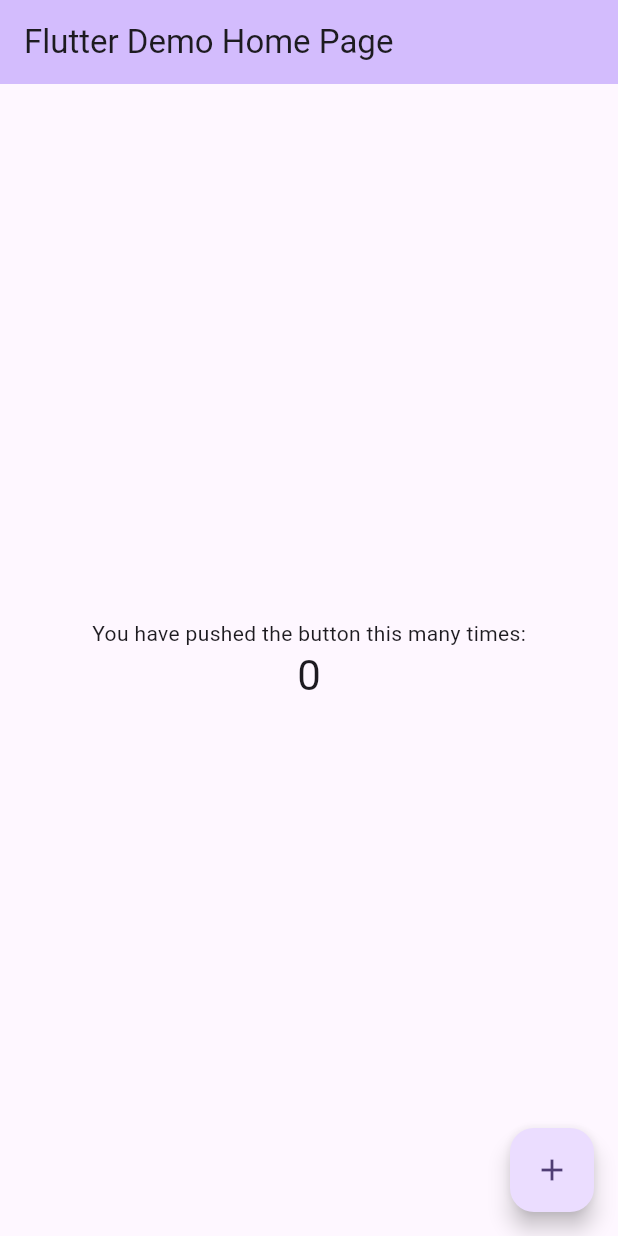
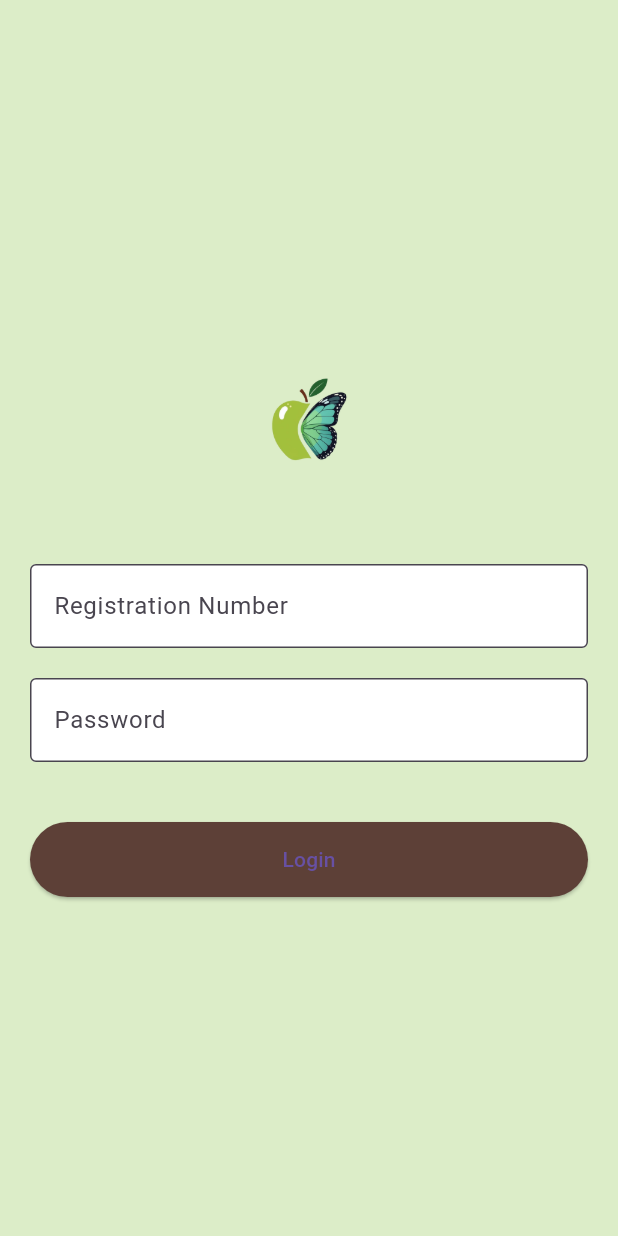
Before and after one commit to IqraAbdi1/IUIU-VitaliQ, a Flutter app: the screen it shows after launch, on a phone screen of 412 x 824 dp. Run offline on Flutter 3.47's test engine with Material 3 defaults, Android fonts, the light colour scheme and no system bars.

Commit message:
Initial folder structure and basic login screen

```diff
--- /dev/null
+++ b/frontend/lib/features/login/login_controller.dart
@@ -0,0 +1,30 @@
+import 'package:flutter/material.dart';
+
+class LoginController extends ChangeNotifier {
+  String registrationNumber = '';
+  String password = '';
+  String errorMessage = '';
+
+  void login() {
+    if (registrationNumber.isEmpty || password.isEmpty) {
+      errorMessage = "Please fill in all fields";
+    } else if (registrationNumber != "12345" || password != "password") {
+      errorMessage = "Invalid credentials";
+    } else {
+      errorMessage = "Login successful!";
+    }
+    notifyListeners(); // tells the UI to update
+  }
+
+  void updateRegistration(String value) {
+    registrationNumber = value;
+    errorMessage = '';
+    notifyListeners();
+  }
+
+  void updatePassword(String value) {
+    password = value;
+    errorMessage = '';
+    notifyListeners();
+  }
+}
--- /dev/null
+++ b/frontend/lib/features/login/login_page.dart
@@ -0,0 +1,81 @@
+import 'package:flutter/material.dart';
+import 'package:provider/provider.dart';
+import '../../features/login/login_controller.dart'; // adjust path if needed
+
+class LoginPage extends StatelessWidget {
+  const LoginPage({super.key});
+
+  @override
+  Widget build(BuildContext context) {
+    return ChangeNotifierProvider(
+      create: (_) => LoginController(),
+      child: Scaffold(
+        backgroundColor: Colors.lightGreen[100], // Full screen green
+        body: Center(
+          child: SingleChildScrollView(
+            child: Padding(
+              padding: const EdgeInsets.all(20.0),
+              child: Consumer<LoginController>(
+                builder: (context, controller, _) => Column(
+                  mainAxisSize: MainAxisSize.min,
+                  children: [
+                    // Logo on top
+                    Image.asset(
+                      'assets/images/System Logo.png',
+                      height: 120,
+                    ),
+                    const SizedBox(height: 30),
+
+                    // Registration Number
+                    TextField(
+                      decoration: const InputDecoration(
+                        labelText: 'Registration Number',
+                        border: OutlineInputBorder(),
+                        filled: true,
+                        fillColor: Colors.white,
+                      ),
+                      onChanged: controller.updateRegistration,
+                    ),
+                    const SizedBox(height: 20),
+
+                    // Password
+                    TextField(
+                      decoration: const InputDecoration(
+                        labelText: 'Password',
+                        border: OutlineInputBorder(),
+                        filled: true,
+                        fillColor: Colors.white,
+                      ),
+                      obscureText: true,
+                      onChanged: controller.updatePassword,
+                    ),
+                    const SizedBox(height: 20),
+
+                    // Error message
+                    if (controller.errorMessage.isNotEmpty)
+                      Text(
+                        controller.errorMessage,
+                        style: const TextStyle(color: Colors.red),
+                      ),
+
+                    const SizedBox(height: 20),
+
+                    // Login button
+                    ElevatedButton(
+                      onPressed: controller.login,
+                      style: ElevatedButton.styleFrom(
+                        minimumSize: const Size.fromHeight(50),
+                        backgroundColor: Colors.brown[700],
+                      ),
+                      child: const Text('Login'),
+                    ),
+                  ],
+                ),
+              ),
+            ),
+          ),
+        ),
+      ),
+    );
+  }
+}
--- a/frontend/lib/main.dart
+++ b/frontend/lib/main.dart
@@ -1,122 +1,8 @@
 import 'package:flutter/material.dart';
+import 'features/login/login_page.dart';
 
 void main() {
-  runApp(const MyApp());
+  runApp(MaterialApp(
+    home: LoginPage(),
+  ));
 }
-
-class MyApp extends StatelessWidget {
-  const MyApp({super.key});
-
-  // This widget is the root of your application.
-  @override
-  Widget build(BuildContext context) {
-    return MaterialApp(
-      title: 'Flutter Demo',
-      theme: ThemeData(
-        // This is the theme of your application.
-        //
-        // TRY THIS: Try running your application with "flutter run". You'll see
-        // the application has a purple toolbar. Then, without quitting the app,
-        // try changing the seedColor in the colorScheme below to Colors.green
-        // and then invoke "hot reload" (save your changes or press the "hot
-        // reload" button in a Flutter-supported IDE, or press "r" if you used
-        // the command line to start the app).
-        //
-        // Notice that the counter didn't reset back to zero; the application
-        // state is not lost during the reload. To reset the state, use hot
-        // restart instead.
-        //
-        // This works for code too, not just values: Most code changes can be
-        // tested with just a hot reload.
-        colorScheme: .fromSeed(seedColor: Colors.deepPurple),
-      ),
-      home: const MyHomePage(title: 'Flutter Demo Home Page'),
-    );
-  }
-}
-
-class MyHomePage extends StatefulWidget {
-  const MyHomePage({super.key, required this.title});
-
-  // This widget is the home page of your application. It is stateful, meaning
-  // that it has a State object (defined below) that contains fields that affect
-  // how it looks.
-
-  // This class is the configuration for the state. It holds the values (in this
-  // case the title) provided by the parent (in this case the App widget) and
-  // used by the build method of the State. Fields in a Widget subclass are
-  // always marked "final".
-
-  final String title;
-
-  @override
-  State<MyHomePage> createState() => _MyHomePageState();
-}
-
-class _MyHomePageState extends State<MyHomePage> {
-  int _counter = 0;
-
-  void _incrementCounter() {
-    setState(() {
-      // This call to setState tells the Flutter framework that something has
-      // changed in this State, which causes it to rerun the build method below
-      // so that the display can reflect the updated values. If we changed
-      // _counter without calling setState(), then the build method would not be
-      // called again, and so nothing would appear to happen.
-      _counter++;
-    });
-  }
-
-  @override
-  Widget build(BuildContext context) {
-    // This method is rerun every time setState is called, for instance as done
-    // by the _incrementCounter method above.
-    //
-    // The Flutter framework has been optimized to make rerunning build methods
-    // fast, so that you can just rebuild anything that needs updating rather
-    // than having to individually change instances of widgets.
-    return Scaffold(
-      appBar: AppBar(
-        // TRY THIS: Try changing the color here to a specific color (to
-        // Colors.amber, perhaps?) and trigger a hot reload to see the AppBar
-        // change color while the other colors stay the same.
-        backgroundColor: Theme.of(context).colorScheme.inversePrimary,
-        // Here we take the value from the MyHomePage object that was created by
-        // the App.build method, and use it to set our appbar title.
-        title: Text(widget.title),
-      ),
-      body: Center(
-        // Center is a layout widget. It takes a single child and positions it
-        // in the middle of the parent.
-        child: Column(
-          // Column is also a layout widget. It takes a list of children and
-          // arranges them vertically. By default, it sizes itself to fit its
-          // children horizontally, and tries to be as tall as its parent.
-          //
-          // Column has various properties to control how it sizes itself and
-          // how it positions its children. Here we use mainAxisAlignment to
-          // center the children vertically; the main axis here is the vertical
-          // axis because Columns are vertical (the cross axis would be
-          // horizontal).
-          //
-          // TRY THIS: Invoke "debug painting" (choose the "Toggle Debug Paint"
-          // action in the IDE, or press "p" in the console), to see the
-          // wireframe for each widget.
-          mainAxisAlignment: .center,
-          children: [
-            const Text('You have pushed the button this many times:'),
-            Text(
-              '$_counter',
-              style: Theme.of(context).textTheme.headlineMedium,
-            ),
-          ],
-        ),
-      ),
-      floatingActionButton: FloatingActionButton(
-        onPressed: _incrementCounter,
-        tooltip: 'Increment',
-        child: const Icon(Icons.add),
-      ),
-    );
-  }
-}
```
Also changed, not shown: frontend/pubspec.yaml (+8 -0 lines), frontend/assets/images/System Logo.png (added), frontend/lib/core/constants.dart (added), frontend/lib/core/helpers.dart (added), frontend/lib/core/theme.dart (added), frontend/lib/features/dashboard/dashboard_controller.dart (added), frontend/lib/features/dashboard/dashboard_page.dart (added), frontend/lib/models/appointment_model.dart (added), frontend/lib/models/patient_model.dart (added), frontend/lib/services/api_service.dart (added), frontend/lib/services/auth_service.dart (added), frontend/pubspec.lock.
